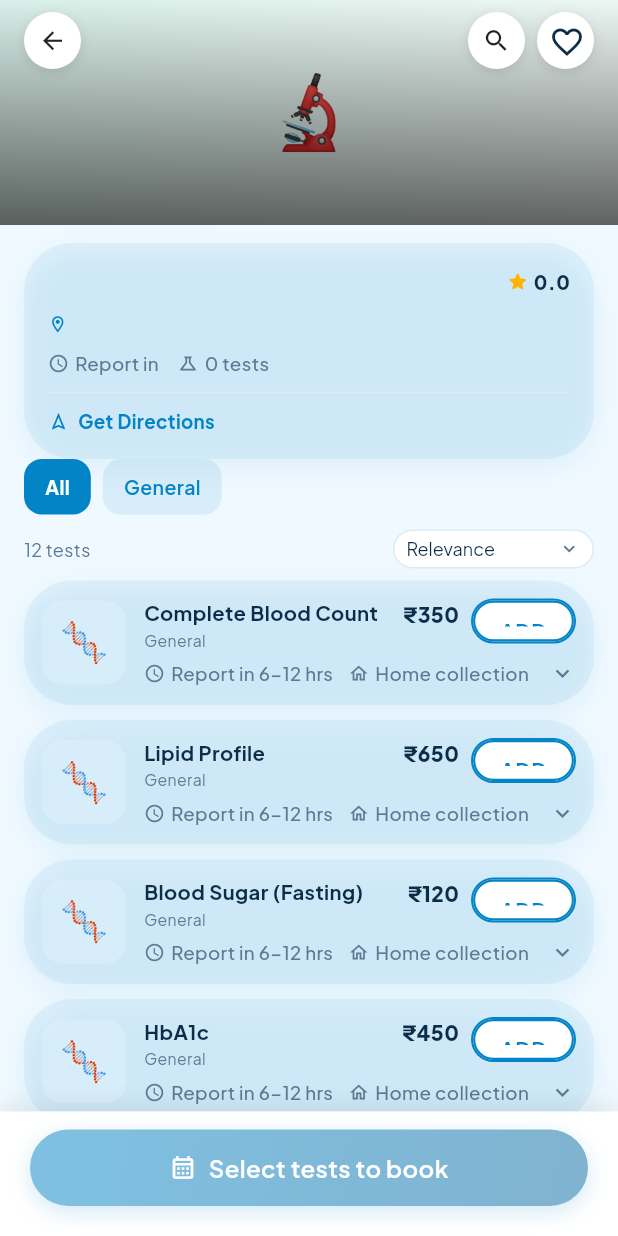
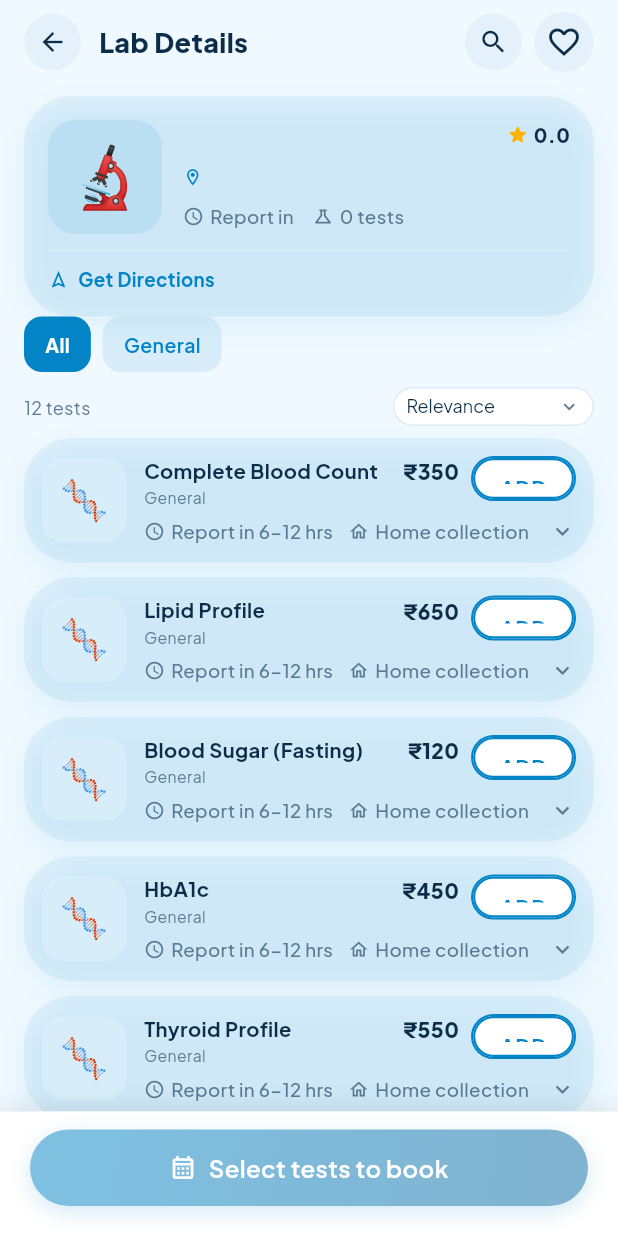
Before and after one commit to codeandzahid/remedoo-flutter, a Flutter app: the LabDetailScreen screen opened directly with empty values, on a phone screen of 412 x 824 dp. Run offline on Flutter 3.47's test engine with Material 3 defaults, Android fonts, the phone set to English and light mode, and no system bars; our stand-ins replace file_picker, shared_preferences, supabase_flutter; accounts and stored records are empty.

Commit message:
Redesign lab/pharmacy detail headers: remove blocking hero illustration
- Removed the large 140-150px hero illustration (microscope/pill emoji)
  that dominated the top of lab and pharmacy detail screens
- New clean top bar (hospital-detail style): back button + 'Lab Details' /
  'Pharmacy Details' title + search/favorite actions, inside SafeArea
- Info cards now lead with a small 76px theme-tinted icon next to the
  name, so the name is prominent at the top with nothing covering it
- Back button is now robust: pops when possible, otherwise returns to
  the dashboard (fixes dead back button on deep links)
- Theme-aware circle buttons (no more hardcoded white)

```diff
--- a/lib/screens/lab_detail_screen.dart
+++ b/lib/screens/lab_detail_screen.dart
@@ -7,6 +7,7 @@ import '../theme.dart';
 import '../state/app_state.dart';
 import '../widgets/widgets.dart';
 import 'booking_screen.dart';
+import 'main_shell.dart';
 
 const _testSortOptions = [
   'Relevance',
@@ -99,12 +100,14 @@ class _LabDetailScreenState extends State<LabDetailScreen> {
     ];
 
     return Scaffold(
-      body: CustomScrollView(
+      body: SafeArea(
+        top: true,
+        child: CustomScrollView(
           slivers: [
-          SliverToBoxAdapter(child: _hero(context)),
+            SliverToBoxAdapter(child: _topBar(context)),
             SliverToBoxAdapter(
               child: Padding(
-              padding: const EdgeInsets.fromLTRB(16, 12, 16, 0),
+                padding: const EdgeInsets.fromLTRB(16, 4, 16, 0),
                 child: _infoCard(l),
               ),
             ),
@@ -148,6 +151,7 @@ class _LabDetailScreenState extends State<LabDetailScreen> {
             ),
           ],
         ),
+      ),
       bottomSheet: Container(
         padding: const EdgeInsets.fromLTRB(20, 12, 20, 20),
         decoration: BoxDecoration(
@@ -176,62 +180,37 @@ class _LabDetailScreenState extends State<LabDetailScreen> {
     );
   }
 
-  Widget _hero(BuildContext context) {
-    final dark = Theme.of(context).brightness == Brightness.dark;
-    return SizedBox(
-      height: 150,
-      child: Stack(
-        children: [
-          Container(
-            decoration: BoxDecoration(
-              gradient: LinearGradient(
-                begin: Alignment.topLeft,
-                end: Alignment.bottomRight,
-                colors: dark
-                    ? [RemedooTheme.darkSecondary, RemedooTheme.darkCard]
-                    : [
-                        const Color(0xFFD9EFE9),
-                        const Color(0xFFEFF8F4),
-                      ],
-              ),
-            ),
-            child: const Center(
-              child: Text('🔬',
-                  style: TextStyle(fontSize: 48)),
-            ),
-          ),
-          Container(
-            decoration: const BoxDecoration(
-              gradient: LinearGradient(
-                begin: Alignment.topCenter,
-                end: Alignment.bottomCenter,
-                colors: [Colors.transparent, Color(0x99000000)],
-              ),
-            ),
-          ),
-          SafeArea(
-            child: Padding(
-              padding: const EdgeInsets.fromLTRB(16, 8, 16, 0),
+  /// Robust back: pops when possible, otherwise returns to the dashboard
+  /// (covers deep links where there is nothing to pop).
+  void _goBack() {
+    if (Navigator.canPop(context)) {
+      Navigator.pop(context);
+    } else {
+      Navigator.pushAndRemoveUntil(
+        context,
+        MaterialPageRoute(builder: (_) => const MainShell()),
+        (r) => false,
+      );
+    }
+  }
+
+  Widget _topBar(BuildContext context) {
+    return Padding(
+      padding: const EdgeInsets.fromLTRB(16, 8, 16, 12),
       child: Row(
         children: [
-                  _CircleBtn(
-                    icon: Icons.arrow_back,
-                    onTap: () => Navigator.maybePop(context),
-                  ),
+          _BackCircle(onTap: _goBack),
+          const SizedBox(width: 12),
+          const Text('Lab Details',
+              style: TextStyle(fontSize: 18, fontWeight: FontWeight.w800)),
           const Spacer(),
-                  _CircleBtn(
+          _BackCircle(
             icon: _showSearch ? Icons.close : Icons.search,
             onTap: () =>
                 setState(() => _showSearch = !_showSearch),
           ),
           const SizedBox(width: 8),
-                  _CircleBtn(
-                    child: FavoriteButton(favKey: 'lab:${widget.lab.id}'),
-                  ),
-                ],
-              ),
-            ),
-          ),
+          _FavCircle(favKey: 'lab:${widget.lab.id}'),
         ],
       ),
     );
@@ -246,6 +225,18 @@ class _LabDetailScreenState extends State<LabDetailScreen> {
           Row(
             crossAxisAlignment: CrossAxisAlignment.start,
             children: [
+              Container(
+                width: 76,
+                height: 76,
+                decoration: BoxDecoration(
+                  color: scheme.primary.withValues(alpha: 0.1),
+                  borderRadius: BorderRadius.circular(18),
+                ),
+                child: const Center(
+                  child: Text('🔬', style: TextStyle(fontSize: 40)),
+                ),
+              ),
+              const SizedBox(width: 14),
               Expanded(
                 child: Column(
                   crossAxisAlignment: CrossAxisAlignment.start,
@@ -586,41 +577,51 @@ class _LabDetailScreenState extends State<LabDetailScreen> {
   }
 }
 
-class _CircleBtn extends StatelessWidget {
-  final IconData? icon;
-  final Widget? child;
-  final VoidCallback? onTap;
+class _BackCircle extends StatelessWidget {
+  final VoidCallback onTap;
+  final IconData icon;
 
-  const _CircleBtn({this.icon, this.child, this.onTap});
+  const _BackCircle(
+      {required this.onTap, this.icon = Icons.arrow_back});
 
   @override
   Widget build(BuildContext context) {
-    final btn = Container(
-      width: 38,
-      height: 38,
-      decoration: const BoxDecoration(
-        color: Colors.white,
-        shape: BoxShape.circle,
-        boxShadow: [
-          BoxShadow(
-            color: Color(0x1A000000),
-            blurRadius: 6,
-            offset: Offset(0, 2),
-          ),
-        ],
-      ),
-      child: Center(
-        child: child ?? Icon(icon, size: 19, color: Colors.black87),
-      ),
-    );
-    if (onTap == null) return btn;
+    final dark = Theme.of(context).brightness == Brightness.dark;
     return Material(
-      color: Colors.transparent,
+      color:
+          dark ? RemedooTheme.darkSecondary : RemedooTheme.mutedSurface,
+      shape: const CircleBorder(),
       child: InkWell(
         onTap: onTap,
         customBorder: const CircleBorder(),
-        child: btn,
+        child: SizedBox(
+          width: 38,
+          height: 38,
+          child: Icon(icon, size: 20),
+        ),
       ),
     );
   }
 }
+
+class _FavCircle extends StatelessWidget {
+  final String favKey;
+
+  const _FavCircle({required this.favKey});
+
+  @override
+  Widget build(BuildContext context) {
+    final dark = Theme.of(context).brightness == Brightness.dark;
+    return Container(
+      width: 40,
+      height: 40,
+      decoration: BoxDecoration(
+        color: dark
+            ? RemedooTheme.darkSecondary
+            : RemedooTheme.mutedSurface,
+        shape: BoxShape.circle,
+      ),
+      child: Center(child: FavoriteButton(favKey: favKey)),
+    );
+  }
+}
```
Also changed, not shown: lib/screens/pharmacy_detail_screen.dart (+91 -69 lines), 1 other file. Lines whose indentation alone changed are shown as unchanged.
